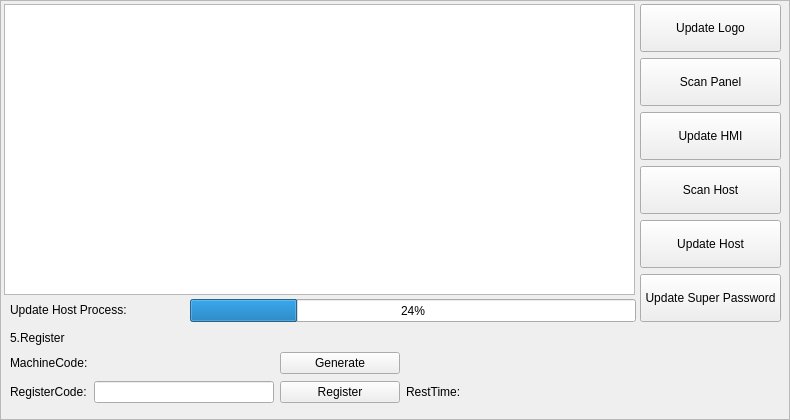
Before: the Qt Designer form hcmaintains/icupdatesystempage_8.ui in GaussCheng/2-5AxisPunch, drawn with Qt 5.
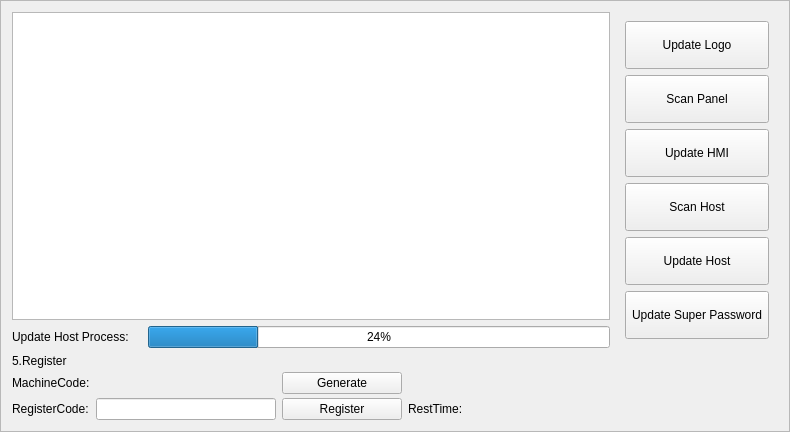
After: the same form once the commit is applied. Custom widgets are drawn as their Qt base class.

What changed in the file:
```diff
--- a/hcmaintains/icupdatesystempage_8.ui
+++ b/hcmaintains/icupdatesystempage_8.ui
@@ -33,15 +33,166 @@
   <property name="frameShadow">
    <enum>QFrame::Raised</enum>
   </property>
+  <layout class="QGridLayout" name="gridLayout">
+   <item row="0" column="0" colspan="3">
+    <widget class="ICTableView" name="packetTable">
+     <property name="selectionBehavior">
+      <enum>QAbstractItemView::SelectRows</enum>
+     </property>
+     <attribute name="horizontalHeaderStretchLastSection">
+      <bool>true</bool>
+     </attribute>
+    </widget>
+   </item>
+   <item row="0" column="3" rowspan="2">
+    <widget class="QWidget" name="widget" native="true">
+     <layout class="QVBoxLayout" name="verticalLayout">
+      <item>
+       <widget class="QToolButton" name="updateLogoButton">
+        <property name="sizePolicy">
+         <sizepolicy hsizetype="Preferred" vsizetype="Fixed">
+          <horstretch>0</horstretch>
+          <verstretch>0</verstretch>
+         </sizepolicy>
+        </property>
+        <property name="minimumSize">
+         <size>
+          <width>90</width>
+          <height>48</height>
+         </size>
+        </property>
+        <property name="text">
+         <string>Update Logo</string>
+        </property>
+       </widget>
+      </item>
+      <item>
+       <widget class="QToolButton" name="scanPanel">
+        <property name="sizePolicy">
+         <sizepolicy hsizetype="Preferred" vsizetype="Fixed">
+          <horstretch>0</horstretch>
+          <verstretch>0</verstretch>
+         </sizepolicy>
+        </property>
+        <property name="minimumSize">
+         <size>
+          <width>80</width>
+          <height>48</height>
+         </size>
+        </property>
+        <property name="text">
+         <string>Scan Panel</string>
+        </property>
+       </widget>
+      </item>
+      <item>
+       <widget class="QToolButton" name="updateToolButton">
+        <property name="enabled">
+         <bool>true</bool>
+        </property>
+        <property name="sizePolicy">
+         <sizepolicy hsizetype="Preferred" vsizetype="Fixed">
+          <horstretch>0</horstretch>
+          <verstretch>0</verstretch>
+         </sizepolicy>
+        </property>
+        <property name="minimumSize">
+         <size>
+          <width>80</width>
+          <height>48</height>
+         </size>
+        </property>
+        <property name="text">
+         <string>Update HMI</string>
+        </property>
+       </widget>
+      </item>
+      <item>
+       <widget class="QToolButton" name="scanHost">
+        <property name="sizePolicy">
+         <sizepolicy hsizetype="Preferred" vsizetype="Fixed">
+          <horstretch>0</horstretch>
+          <verstretch>0</verstretch>
+         </sizepolicy>
+        </property>
+        <property name="minimumSize">
+         <size>
+          <width>80</width>
+          <height>48</height>
+         </size>
+        </property>
+        <property name="text">
+         <string>Scan Host</string>
+        </property>
+       </widget>
+      </item>
+      <item>
+       <widget class="QToolButton" name="connectHostButton">
+        <property name="enabled">
+         <bool>true</bool>
+        </property>
+        <property name="sizePolicy">
+         <sizepolicy hsizetype="Preferred" vsizetype="Fixed">
+          <horstretch>0</horstretch>
+          <verstretch>0</verstretch>
+         </sizepolicy>
+        </property>
+        <property name="minimumSize">
+         <size>
+          <width>80</width>
+          <height>48</height>
+         </size>
+        </property>
+        <property name="text">
+         <string>Update Host</string>
+        </property>
+       </widget>
+      </item>
+      <item>
+       <widget class="QToolButton" name="updatePasswardButton">
+        <property name="sizePolicy">
+         <sizepolicy hsizetype="Preferred" vsizetype="Fixed">
+          <horstretch>0</horstretch>
+          <verstretch>0</verstretch>
+         </sizepolicy>
+        </property>
+        <property name="minimumSize">
+         <size>
+          <width>80</width>
+          <height>48</height>
+         </size>
+        </property>
+        <property name="text">
+         <string>Update Super Password</string>
+        </property>
+       </widget>
+      </item>
+     </layout>
+    </widget>
+   </item>
+   <item row="1" column="0">
+    <widget class="QLabel" name="label">
+     <property name="text">
+      <string>Update Host Process:</string>
+     </property>
+    </widget>
+   </item>
+   <item row="1" column="1">
+    <widget class="QLabel" name="statusLabel">
+     <property name="text">
+      <string/>
+     </property>
+    </widget>
+   </item>
+   <item row="1" column="2">
+    <widget class="QProgressBar" name="copyFilesProgressBar">
+     <property name="value">
+      <number>24</number>
+     </property>
+    </widget>
+   </item>
+   <item row="2" column="0" colspan="4">
   <widget class="QWidget" name="registerContainer" native="true">
-   <property name="geometry">
-    <rect>
-     <x>10</x>
-     <y>328</y>
-     <width>771</width>
-     <height>81</height>
-    </rect>
-   </property>
    <layout class="QGridLayout" name="gridLayout_2">
     <property name="leftMargin">
      <number>0</number>
@@ -214,193 +365,8 @@
     </item>
    </layout>
   </widget>
-  <widget class="ICTableView" name="packetTable">
-   <property name="geometry">
-    <rect>
-     <x>4</x>
-     <y>4</y>
-     <width>631</width>
-     <height>291</height>
-    </rect>
-   </property>
-   <property name="selectionBehavior">
-    <enum>QAbstractItemView::SelectRows</enum>
-   </property>
-   <attribute name="horizontalHeaderStretchLastSection">
-    <bool>true</bool>
-   </attribute>
-  </widget>
-  <widget class="QWidget" name="widget" native="true">
-   <property name="geometry">
-    <rect>
-     <x>640</x>
-     <y>4</y>
-     <width>141</width>
-     <height>320</height>
-    </rect>
-   </property>
-   <layout class="QVBoxLayout" name="verticalLayout">
-    <item>
-     <widget class="QToolButton" name="updateLogoButton">
-      <property name="sizePolicy">
-       <sizepolicy hsizetype="Preferred" vsizetype="Fixed">
-        <horstretch>0</horstretch>
-        <verstretch>0</verstretch>
-       </sizepolicy>
-      </property>
-      <property name="minimumSize">
-       <size>
-        <width>90</width>
-        <height>48</height>
-       </size>
-      </property>
-      <property name="text">
-       <string>Update Logo</string>
-      </property>
-     </widget>
-    </item>
-    <item>
-     <widget class="QToolButton" name="scanPanel">
-      <property name="sizePolicy">
-       <sizepolicy hsizetype="Preferred" vsizetype="Fixed">
-        <horstretch>0</horstretch>
-        <verstretch>0</verstretch>
-       </sizepolicy>
-      </property>
-      <property name="minimumSize">
-       <size>
-        <width>80</width>
-        <height>48</height>
-       </size>
-      </property>
-      <property name="text">
-       <string>Scan Panel</string>
-      </property>
-     </widget>
-    </item>
-    <item>
-     <widget class="QToolButton" name="updateToolButton">
-      <property name="enabled">
-       <bool>true</bool>
-      </property>
-      <property name="sizePolicy">
-       <sizepolicy hsizetype="Preferred" vsizetype="Fixed">
-        <horstretch>0</horstretch>
-        <verstretch>0</verstretch>
-       </sizepolicy>
-      </property>
-      <property name="minimumSize">
-       <size>
-        <width>80</width>
-        <height>48</height>
-       </size>
-      </property>
-      <property name="text">
-       <string>Update HMI</string>
-      </property>
-     </widget>
-    </item>
-    <item>
-     <widget class="QToolButton" name="scanHost">
-      <property name="sizePolicy">
-       <sizepolicy hsizetype="Preferred" vsizetype="Fixed">
-        <horstretch>0</horstretch>
-        <verstretch>0</verstretch>
-       </sizepolicy>
-      </property>
-      <property name="minimumSize">
-       <size>
-        <width>80</width>
-        <height>48</height>
-       </size>
-      </property>
-      <property name="text">
-       <string>Scan Host</string>
-      </property>
-     </widget>
-    </item>
-    <item>
-     <widget class="QToolButton" name="connectHostButton">
-      <property name="enabled">
-       <bool>true</bool>
-      </property>
-      <property name="sizePolicy">
-       <sizepolicy hsizetype="Preferred" vsizetype="Fixed">
-        <horstretch>0</horstretch>
-        <verstretch>0</verstretch>
-       </sizepolicy>
-      </property>
-      <property name="minimumSize">
-       <size>
-        <width>80</width>
-        <height>48</height>
-       </size>
-      </property>
-      <property name="text">
-       <string>Update Host</string>
-      </property>
-     </widget>
-    </item>
-    <item>
-     <widget class="QToolButton" name="updatePasswardButton">
-      <property name="sizePolicy">
-       <sizepolicy hsizetype="Preferred" vsizetype="Fixed">
-        <horstretch>0</horstretch>
-        <verstretch>0</verstretch>
-       </sizepolicy>
-      </property>
-      <property name="minimumSize">
-       <size>
-        <width>80</width>
-        <height>48</height>
-       </size>
-      </property>
-      <property name="text">
-       <string>Update Super Password</string>
-      </property>
-     </widget>
-    </item>
-   </layout>
-  </widget>
-  <widget class="QLabel" name="label">
-   <property name="geometry">
-    <rect>
-     <x>10</x>
-     <y>300</y>
-     <width>129</width>
-     <height>20</height>
-    </rect>
-   </property>
-   <property name="text">
-    <string>Update Host Process:</string>
-   </property>
-  </widget>
-  <widget class="QProgressBar" name="copyFilesProgressBar">
-   <property name="geometry">
-    <rect>
-     <x>190</x>
-     <y>299</y>
-     <width>446</width>
-     <height>23</height>
-    </rect>
-   </property>
-   <property name="value">
-    <number>24</number>
-   </property>
-  </widget>
-  <widget class="QLabel" name="statusLabel">
-   <property name="geometry">
-    <rect>
-     <x>148</x>
-     <y>300</y>
-     <width>31</width>
-     <height>20</height>
-    </rect>
-   </property>
-   <property name="text">
-    <string/>
-   </property>
-  </widget>
+   </item>
+  </layout>
  </widget>
  <customwidgets>
   <customwidget>
```
Left out of the diff: 15 changed lines with no effect on the pictures. Lines whose indentation alone changed are shown as unchanged.
